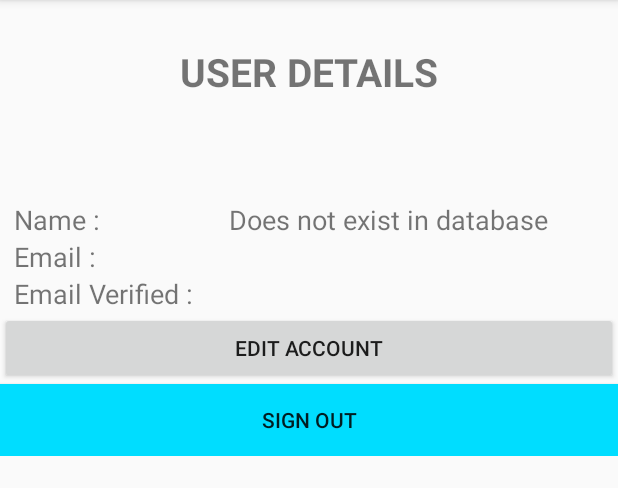
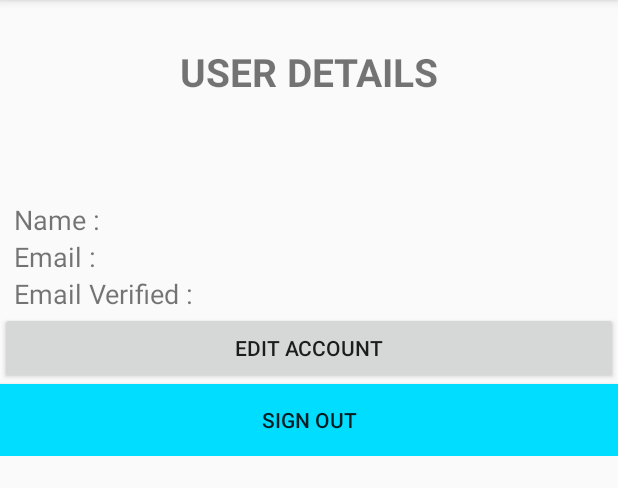
Before and after one commit to codeofmochi/Fiktion, an Android app: the UserDetailsActivity screen opened directly, with no data from a screen before it, on a phone screen of 412 x 824 dp, the part 84-572 px from its top. Run offline under Robolectric (Android 15) with nearby library versions, the phone set to English and light mode, and no system bars; our stand-ins replace Firebase (no records; nobody signed in at launch, a user with empty details on screens opened directly); libraries missing offline, so code that uses them is left out: com.firebase.geofire.

Commit message:
Remove lines so jacoco passes and critical fixes pass

```diff
--- a/app/src/main/java/ch/epfl/sweng/fiktion/views/UserDetailsActivity.java
+++ b/app/src/main/java/ch/epfl/sweng/fiktion/views/UserDetailsActivity.java
@@ -86,20 +86,10 @@ public class UserDetailsActivity extends AppCompatActivity {
 
                 @Override
                 public void onDoesntExist() {
-                    name = "Does not exist in database";
-                    email = auth.getEmail();
-                    user_verify_view.setText("");
-                    updateUI(UIMode.defaultMode);
-
                 }
 
                 @Override
                 public void onFailure() {
-                    name = "Failed to fetch in database";
-                    email = auth.getEmail();
-                    user_verify_view.setText("");
-                    updateUI(UIMode.defaultMode);
-
                 }
             });
 
```
